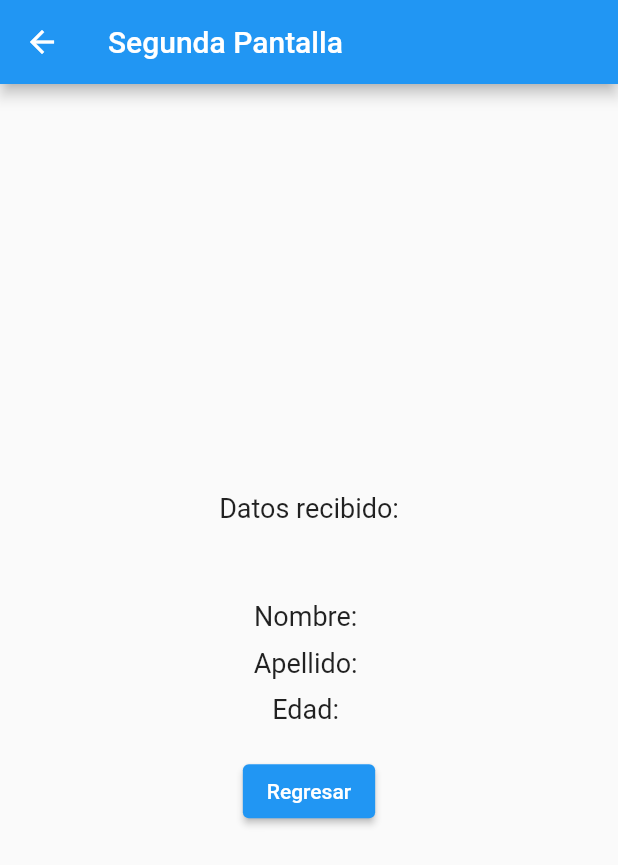
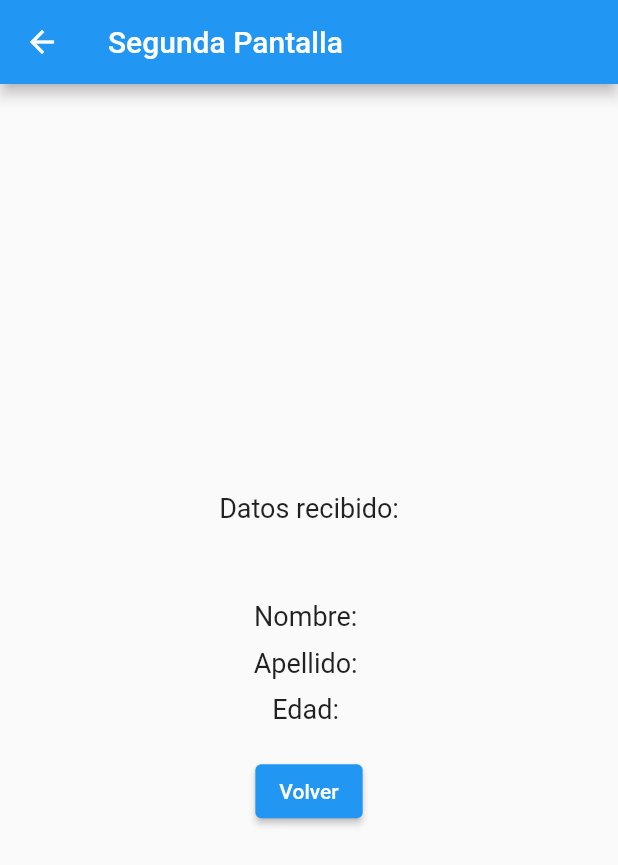
Before and after one commit to Agui24/pasar_parametros, a Flutter app: the screen it shows after launch, after a tap on "Enviar", on a phone screen of 412 x 824 dp. Shown: the top 865 px of the screen. Run offline on Flutter 3.47's test engine with Material 2 defaults, Android fonts, the phone set to English and light mode, and no system bars.

Commit message:
button de volver

```diff
--- a/lib/segunda_pantalla.dart
+++ b/lib/segunda_pantalla.dart
@@ -54,7 +54,7 @@ class SegundaPantalla extends StatelessWidget {
                 onPressed: () {
                   Navigator.pop(context); // Regresar a la pantalla anterior
                 },
-                child: Text('Regresar'),
+                child: Text('Volver'),
               ),
             ],
           ),
```
